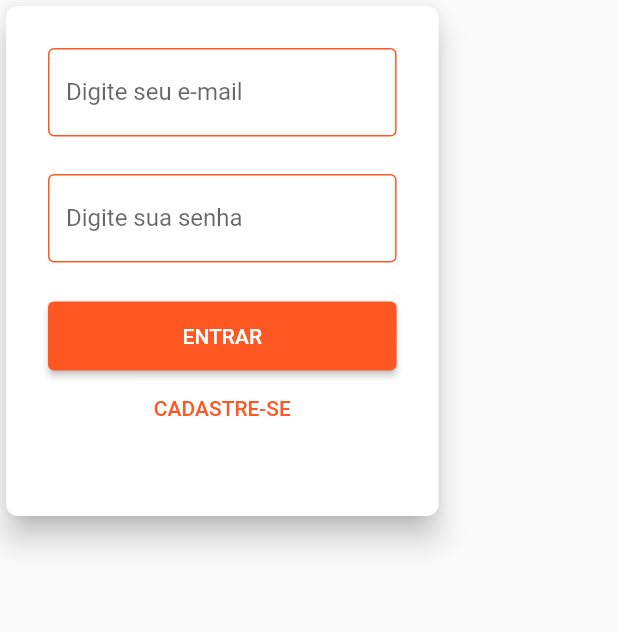
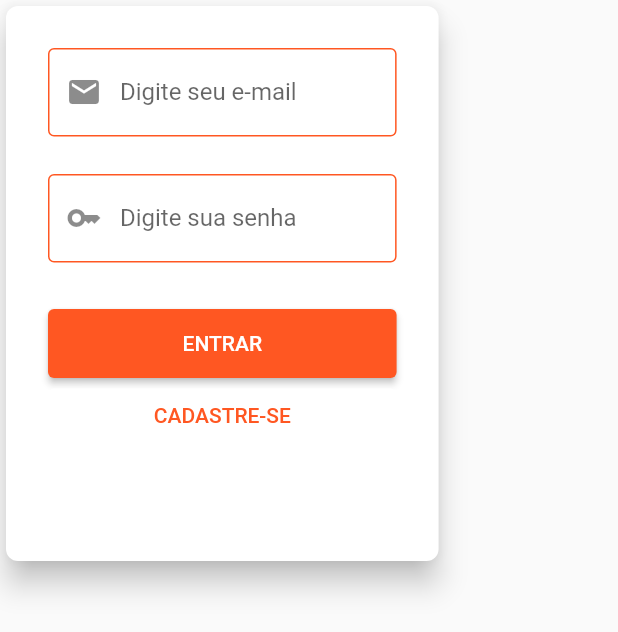
Before and after one commit to pfernandes3/my_pet_store, a Flutter app: the LoginWidget widget shown alone on an empty page, opened directly, on a phone screen of 412 x 824 dp. Shown: the top 632 px of the screen. Run offline on Flutter 3.47's test engine with Material 2 defaults, Android fonts, the phone set to English and light mode, and no system bars; our stand-ins replace shared_preferences, string_validator; accounts and stored records are empty; network calls fail.

```diff
--- a/lib/main.dart
+++ b/lib/main.dart
@@ -2,6 +2,7 @@ import 'package:my_pet_store/providers/authenticate_provider.dart';
 import 'package:my_pet_store/providers/products_provider.dart';
 import 'package:my_pet_store/utils/app_routes.dart';
 import 'package:my_pet_store/views/login_or_product_screen.dart';
+import 'package:my_pet_store/views/products_detail.dart';
 import 'imports.dart';
 import 'package:provider/provider.dart';
 
@@ -16,8 +17,6 @@ void main() => runApp(
             update: (context, auth, previous) => ProductsProvider(
                 auth.getToken, previous!.getProducts, auth.idUser),
           ),
-
-
         ],
         child: const MyApp(),
       ),
@@ -37,6 +36,7 @@ class MyApp extends StatelessWidget {
       ),
       routes: {
         AppRoutes.LOGIN_HOME: (_) => const LoginOrProductScreen(),
+        AppRoutes.PRODUCT_SCREEN: (_) => ProductDetailScreen(),
       },
     );
   }
--- a/lib/providers/products_provider.dart
+++ b/lib/providers/products_provider.dart
@@ -31,7 +31,6 @@ class ProductsProvider with ChangeNotifier {
       data.forEach((productId, productData) {
          final isFavorite = favMap == null ? false : favMap[productId] ?? false;
         _products.add(Product(
-
           id: productId,
           title: productData['title'],
           description: productData['description'],
--- a/lib/widgets/login_widget.dart
+++ b/lib/widgets/login_widget.dart
@@ -1,7 +1,6 @@
 import 'package:my_pet_store/exceptions/firebase_except.dart';
 import 'package:my_pet_store/imports.dart';
 import 'package:my_pet_store/providers/authenticate_provider.dart';
-import 'package:my_pet_store/utils/app_routes.dart';
 import 'package:provider/provider.dart';
 import 'package:string_validator/string_validator.dart' as validator;
 
@@ -41,7 +40,7 @@ class _LoginWidgetState extends State<LoginWidget> {
         actions: [
           TextButton(
               onPressed: () => Navigator.of(context).pop(),
-              child: Text('Fechar'))
+              child: const Text('Fechar'))
         ],
       ),
     );
@@ -82,12 +81,11 @@ class _LoginWidgetState extends State<LoginWidget> {
       elevation: 8.0,
       child: Container(
         padding: const EdgeInsets.all(28.0),
-        height: _authenticationMode == AuthenticateMode.Login ? 340 : 420,
+        height: _authenticationMode == AuthenticateMode.Login ? 370 : 440,
         width: MediaQuery.of(context).size.width * 0.7,
         child: Form(
             key: _formKey,
-            child: ListView(
-              shrinkWrap: true,
+            child: Column(
               children: [
                 TextFormField(
                   validator: (value) {
@@ -100,6 +98,7 @@ class _LoginWidgetState extends State<LoginWidget> {
                     return null;
                   },
                   decoration: InputDecoration(
+                    prefixIcon: const Icon(Icons.email),
                     enabledBorder: OutlineInputBorder(
                         borderSide: BorderSide(
                             color: Theme.of(context).colorScheme.primary)),
@@ -113,6 +112,8 @@ class _LoginWidgetState extends State<LoginWidget> {
                   height: 25,
                 ),
                 TextFormField(
+
+                  obscureText: true,
                   validator: (value) {
                     if (value!.isEmpty) {
                       return "This field can't be empty";
@@ -123,10 +124,12 @@ class _LoginWidgetState extends State<LoginWidget> {
                     return null;
                   },
                   decoration: InputDecoration(
+                    prefixIcon: const Icon(Icons.key),
                     enabledBorder: OutlineInputBorder(
                         borderSide: BorderSide(
                             color: Theme.of(context).colorScheme.primary)),
                     labelText: 'Digite sua senha',
+
                     border: const OutlineInputBorder(),
                   ),
                   onSaved: (newValue) =>
@@ -137,6 +140,7 @@ class _LoginWidgetState extends State<LoginWidget> {
                 ),
                 if (_authenticationMode == AuthenticateMode.Register)
                   TextFormField(
+
                     decoration: InputDecoration(
                         labelText: 'Confirmar Senha',
                         enabledBorder: OutlineInputBorder(
@@ -147,10 +151,10 @@ class _LoginWidgetState extends State<LoginWidget> {
                     keyboardType: TextInputType.emailAddress,
                   ),
                 const SizedBox(
-                  height: 12.5,
+                  height: 17.5,
                 ),
                 inLoader
-                    ? const CircularProgressIndicator()
+                    ? Container(child: const CircularProgressIndicator())
                     : SizedBox(
                         width: double.infinity,
                         child: ElevatedButton(
--- a/lib/widgets/product_grid.dart
+++ b/lib/widgets/product_grid.dart
@@ -22,9 +22,9 @@ class _ProductGridState extends State<ProductGrid> {
     return GridView.builder(
       gridDelegate: const SliverGridDelegateWithFixedCrossAxisCount(
         crossAxisCount: 2,
-        childAspectRatio: 3 / 2,
-        crossAxisSpacing: 10,
-        mainAxisSpacing: 10,
+        childAspectRatio: 3/ 2,
+        crossAxisSpacing: 5,
+        mainAxisSpacing: 5,
       ),
       padding: const EdgeInsets.all(20),
       itemCount: loadedProducts.length,
--- a/lib/widgets/product_grid_item.dart
+++ b/lib/widgets/product_grid_item.dart
@@ -57,7 +57,7 @@ class ProductGridItem extends StatelessWidget {
               tag: product.id!,
               child: FadeInImage(
 
-                placeholder: const AssetImage('assets/images/product-placeholder.png'),
+                placeholder: const AssetImage('assets/images/petLogo.jpg'),
                 image: NetworkImage(product.imageUrl),
                 fit: BoxFit.cover,
               ),
--- a/pubspec.yaml
+++ b/pubspec.yaml
@@ -65,8 +65,9 @@ flutter:
   uses-material-design: true
 
   # To add assets to your application, add an assets section, like this:
-  # assets:
-  #   - images/a_dot_burr.jpeg
+  assets:
+    - assets/images/product-placeholder.png
+    - assets/images/petLogo.jpg
   #   - images/a_dot_ham.jpeg
 
   # An image asset can refer to one or more resolution-specific "variants", see
```
Also changed, not shown: lib/views/products_detail.dart (added, +52 -0 lines), lib/views/products_screen.dart (+5 -2 lines), assets/images/petLogo.jpg (added), assets/images/product-placeholder.png (added).
